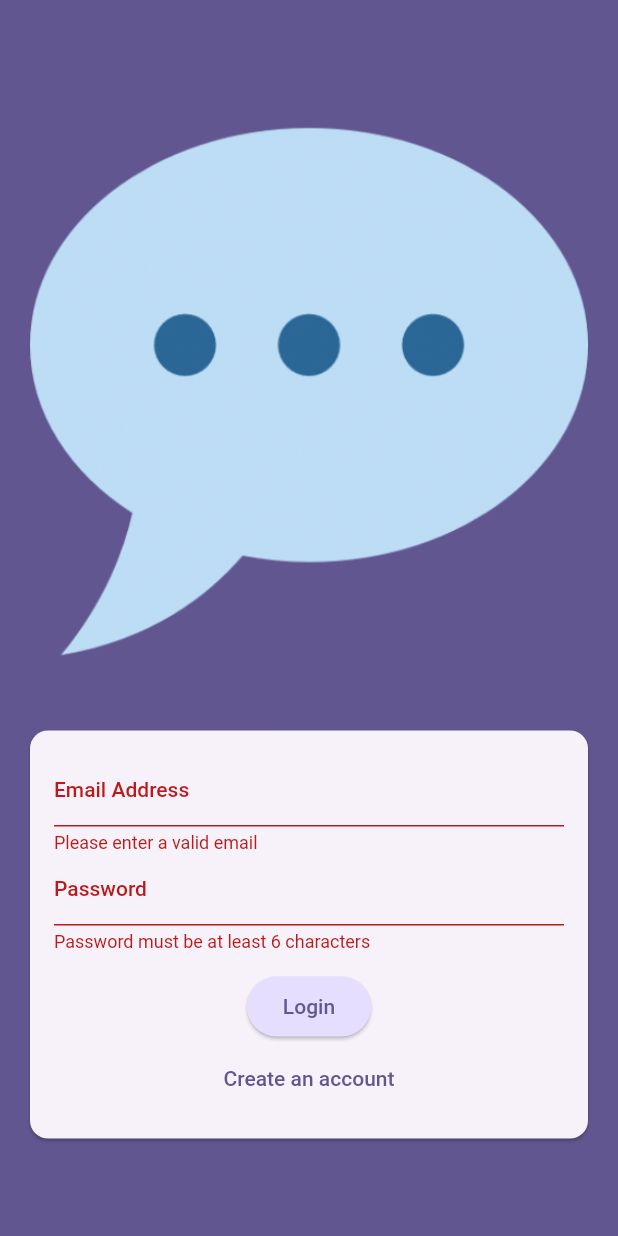
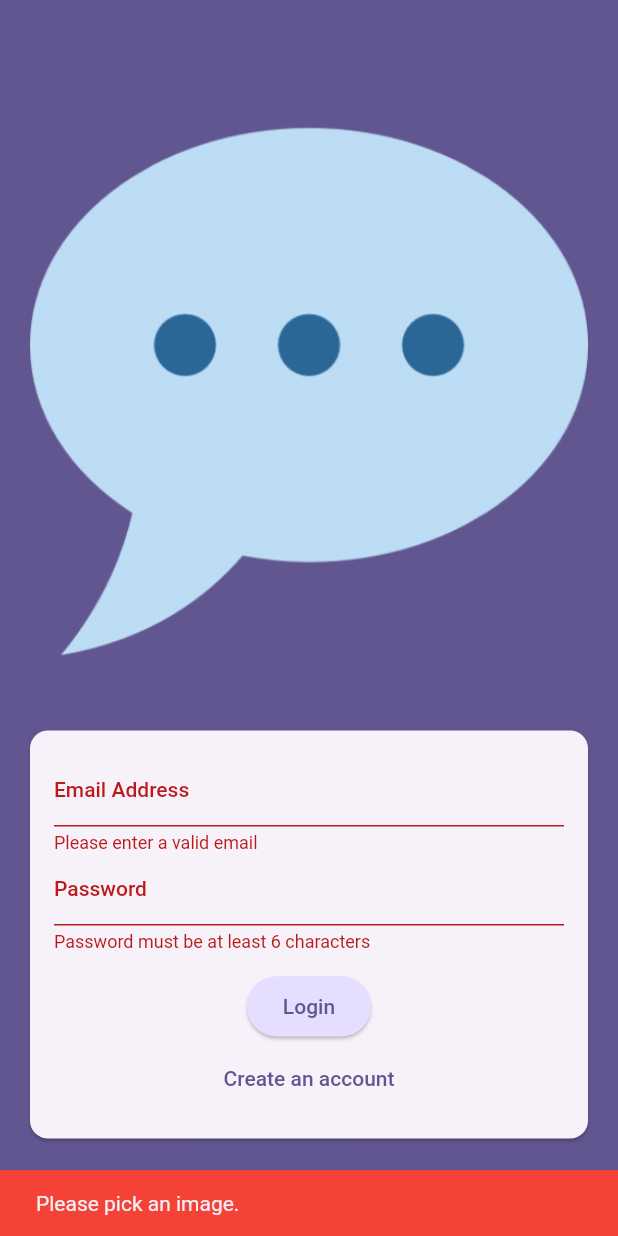
Before and after one commit to ivantrj/flutter_chat_app, a Flutter app: the screen it shows after launch, after a tap on "Login", on a phone screen of 412 x 824 dp. Run offline on Flutter 3.47's test engine with Material 2 defaults, Android fonts, the phone set to English and light mode, and no system bars; our stand-ins replace firebase_auth, firebase_core, firebase_storage, image_picker; accounts and stored records are empty.

Commit message:
upload image

```diff
--- a/lib/screens/auth.dart
+++ b/lib/screens/auth.dart
@@ -1,4 +1,7 @@
+import 'dart:io';
+
 import 'package:firebase_auth/firebase_auth.dart';
+import 'package:firebase_storage/firebase_storage.dart';
 import 'package:flutter/material.dart';
 import 'package:flutter_chat_app/widgets/user_image_picker.dart';
 
@@ -16,16 +19,28 @@ class _AuthScreenState extends State<AuthScreen> {
   var _isLogin = true;
   var _enteredEmail = "";
   var _enteredPassword = "";
+  File? _selectedImage;
+  var _isAuthenticating = false;
 
   void _submit() async {
     final isValid = _formKey.currentState!.validate();
 
-    if (!isValid) {
+    if (!isValid || !_isLogin && _selectedImage == null) {
+      ScaffoldMessenger.of(context).showSnackBar(
+        const SnackBar(
+          content: Text('Please pick an image.'),
+          backgroundColor: Colors.red,
+        ),
+      );
       return;
     }
+
     _formKey.currentState!.save();
 
     try {
+      setState(() {
+        _isAuthenticating = true;
+      });
       if (_isLogin) {
         // Log user in
         final userCredentials = await _firebase.signInWithEmailAndPassword(
@@ -38,12 +53,24 @@ class _AuthScreenState extends State<AuthScreen> {
           email: _enteredEmail,
           password: _enteredPassword,
         );
+
+        final storageRef =
+            FirebaseStorage.instance.ref().child('user_images').child('${userCredentials.user!.uid}.jpg');
+
+        await storageRef.putFile(_selectedImage!);
+        final imageUrl = await storageRef.getDownloadURL();
+        print(imageUrl);
       }
     } on FirebaseAuthException catch (error) {
       ScaffoldMessenger.of(context).clearSnackBars();
-      ScaffoldMessenger.of(context).showSnackBar(SnackBar(
+      ScaffoldMessenger.of(context).showSnackBar(
+        SnackBar(
           content: Text(error.message ?? 'Authentication failed.'),
-      ));
+        ),
+      );
+      setState(() {
+        _isAuthenticating = false;
+      });
     }
   }
 
@@ -77,7 +104,12 @@ class _AuthScreenState extends State<AuthScreen> {
                       child: Column(
                         mainAxisSize: MainAxisSize.min,
                         children: [
-                          if (!_isLogin) const UserImagePicker(),
+                          if (!_isLogin)
+                            UserImagePicker(
+                              onPickImage: (File pickedImage) {
+                                _selectedImage = pickedImage;
+                              },
+                            ),
                           TextFormField(
                             decoration: const InputDecoration(
                               labelText: 'Email Address',
@@ -113,6 +145,8 @@ class _AuthScreenState extends State<AuthScreen> {
                           const SizedBox(
                             height: 12,
                           ),
+                          if (_isAuthenticating) const CircularProgressIndicator(),
+                          if (!_isAuthenticating)
                             ElevatedButton(
                               onPressed: () {
                                 _submit();
@@ -123,6 +157,7 @@ class _AuthScreenState extends State<AuthScreen> {
                               child: Text(_isLogin ? 'Login' : 'Sign Up'),
                             ),
                           const SizedBox(),
+                          if (!_isAuthenticating)
                             TextButton(
                               onPressed: () {
                                 setState(() {
```
Also changed, not shown: lib/widgets/user_image_picker.dart (+8 -2 lines), 1 other file. Lines whose indentation alone changed are shown as unchanged.
